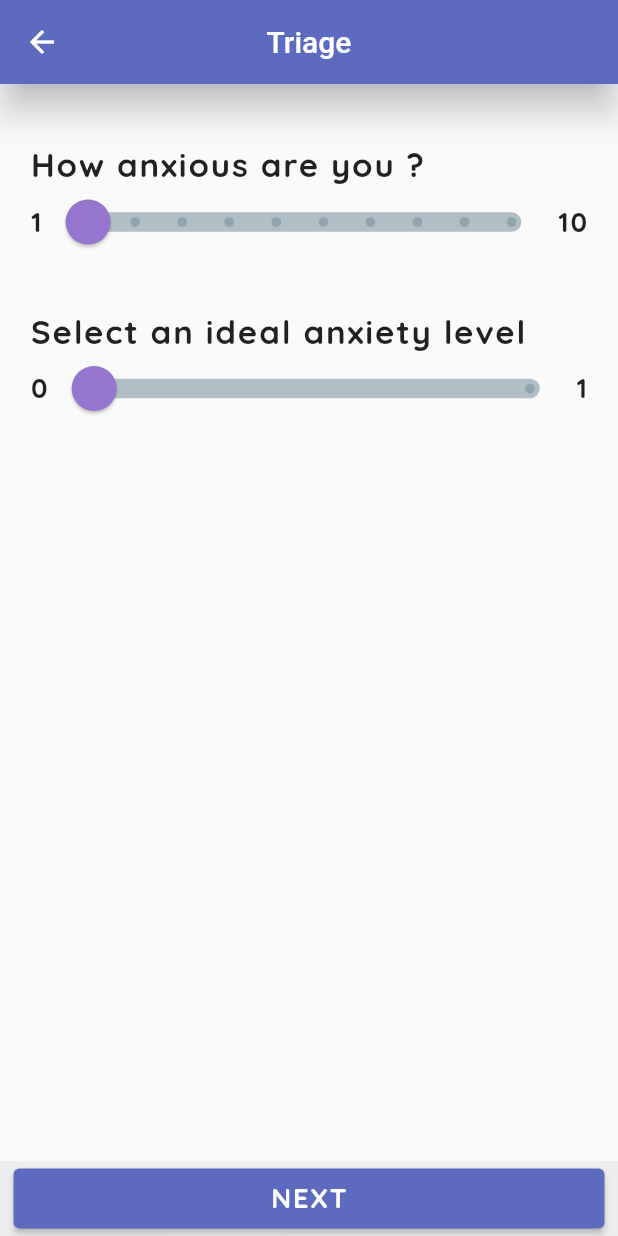
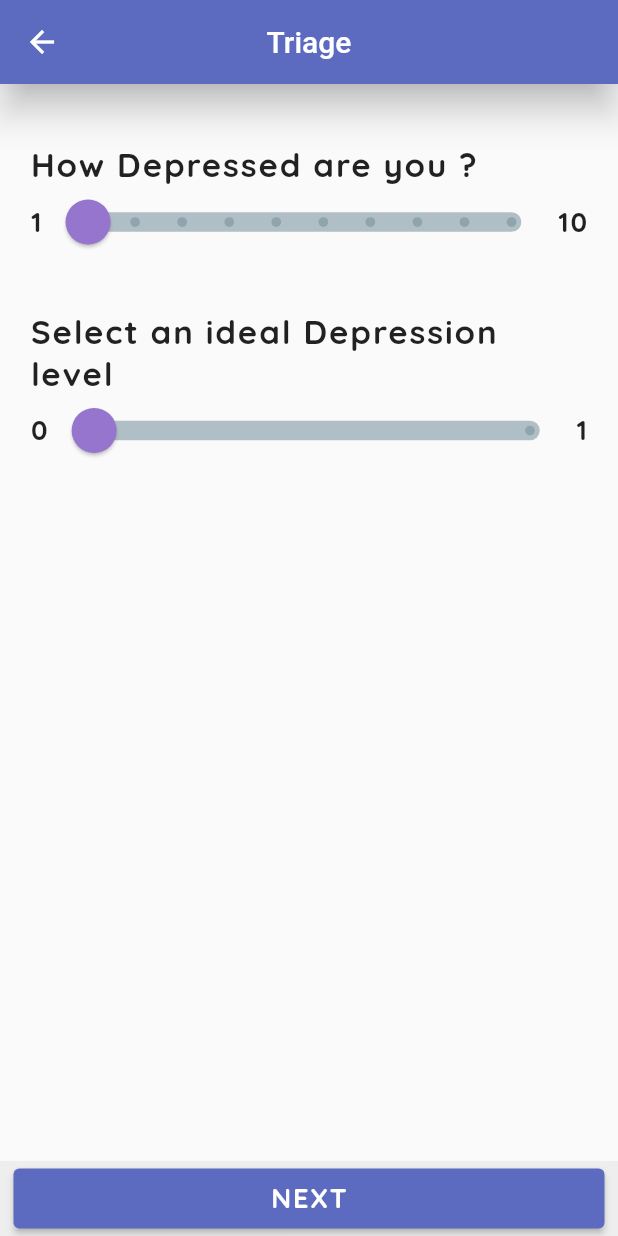
Before and after one commit to mahajanayush77/Uday, a Flutter app: the screen it shows after launch, after a tap on "Depressed", on a phone screen of 412 x 824 dp. Run offline on Flutter 3.47's test engine with Material 2 defaults, Android fonts, the light colour scheme and no system bars; our stand-ins replace flutter_svg, google_fonts.

Commit message:
challenge screen added

```diff
--- a/lib/main.dart
+++ b/lib/main.dart
@@ -1,6 +1,8 @@
 import 'package:flutter/material.dart';
 import 'package:flutter/services.dart';
 import 'package:google_fonts/google_fonts.dart';
+import 'package:provider/provider.dart';
+import 'package:uday/providers/tasks.dart';
 import './screens/triage.dart';
 import './constants.dart';
 import './screens/home.dart';
@@ -15,7 +17,11 @@ class MyApp extends StatelessWidget {
   // This widget is the root of your application.
   @override
   Widget build(BuildContext context) {
-    return MaterialApp(
+    return MultiProvider(
+      providers: [
+        ChangeNotifierProvider(create: (_) => Tasks()),
+      ],
+      child: MaterialApp(
         title: 'Uday',
         theme: ThemeData(
           primaryColor: kPrimaryColor,
@@ -32,6 +38,7 @@ class MyApp extends StatelessWidget {
           TriageScreen.routeName: (ctx) => TriageScreen(),
           ChallengeScreen.routeName: (ctx) => ChallengeScreen(),
         },
+      ),
     );
   }
 }
--- /dev/null
+++ b/lib/models/problem.dart
@@ -0,0 +1,33 @@
+enum Problem {
+  Depression,
+  Anxiety,
+  Stress,
+}
+
+class ProblemDetails {
+  final Problem type;
+  final String noun;
+  final String adjective;
+
+  ProblemDetails({
+    required this.type,
+    required this.noun,
+    required this.adjective,
+  });
+}
+
+ProblemDetails getProblemDetails(Problem type) {
+  switch (type) {
+    case Problem.Depression:
+      return ProblemDetails(
+          type: Problem.Depression, noun: 'Depression', adjective: 'Depressed');
+    case Problem.Anxiety:
+      return ProblemDetails(
+          type: Problem.Anxiety, noun: 'Anxiety', adjective: 'Anxious');
+    case Problem.Stress:
+      return ProblemDetails(
+          type: Problem.Stress, noun: 'Stress', adjective: 'Stressed');
+    default:
+      throw Exception('Problem type is not recognised');
+  }
+}
--- /dev/null
+++ b/lib/models/task.dart
@@ -0,0 +1,17 @@
+import '../models/problem.dart';
+
+class Task {
+  final int id;
+  final String title;
+  final int credits;
+  final String emoji;
+  final List<Problem> type;
+
+  Task({
+    required this.id,
+    required this.title,
+    required this.credits,
+    required this.emoji,
+    required this.type,
+  });
+}
--- /dev/null
+++ b/lib/providers/tasks.dart
@@ -0,0 +1,20 @@
+import 'package:flutter/material.dart';
+import '../models/task.dart';
+import '../services/task_service.dart';
+
+class Tasks with ChangeNotifier {
+  final _taskService = TaskService();
+  List<Task> _tasks = [];
+
+  List<Task> get tasks {
+    return _tasks.map((t) => t).toList();
+  }
+
+  Future<void> fetchAndSetTasks() async {
+    try {
+      _tasks = await _taskService.getAllTasks();
+    } catch (e) {
+      throw e;
+    }
+  }
+}
--- a/lib/screens/home.dart
+++ b/lib/screens/home.dart
@@ -1,10 +1,34 @@
 import 'package:flutter/material.dart';
 import 'package:flutter_svg/flutter_svg.dart';
+import 'package:provider/provider.dart';
+import 'package:uday/providers/tasks.dart';
+import '../models/problem.dart';
 import '../screens/triage.dart';
 import '/constants.dart';
 import '../widgets/emoji.dart';
 
-class HomePage extends StatelessWidget {
+class HomePage extends StatefulWidget {
+  @override
+  _HomePageState createState() => _HomePageState();
+}
+
+class _HomePageState extends State<HomePage> {
+  var _isInit = true;
+
+  @override
+  void didChangeDependencies() {
+    super.didChangeDependencies();
+    if (_isInit) {
+      Provider.of<Tasks>(context, listen: false)
+          .fetchAndSetTasks()
+          .whenComplete(() {
+        _isInit = false;
+      });
+    }
+  }
+
+  final double width = 160.0;
+
   @override
   Widget build(BuildContext context) {
     return Scaffold(
@@ -46,34 +70,36 @@ class HomePage extends StatelessWidget {
               child: Container(
                 width: double.infinity,
                 color: Colors.white,
+                child: Container(
                   child: Column(
                     mainAxisAlignment: MainAxisAlignment.spaceEvenly,
                     children: [
                       EmojiButton(
-                      'Anxious',
-                      '😰',
-                      () => Navigator.push(
-                          context,
-                          MaterialPageRoute(
-                              builder: (context) => TriageScreen())),
+                        title: 'Anxious',
+                        emoji: '😰',
+                        width: width,
+                        onPressed: () => Navigator.pushNamed(
+                            context, TriageScreen.routeName,
+                            arguments: Problem.Anxiety),
                       ),
                       EmojiButton(
-                      'Stressed',
-                      '😫',
-                      () => Navigator.push(
-                          context,
-                          MaterialPageRoute(
-                              builder: (context) => TriageScreen())),
+                        title: 'Stressed',
+                        emoji: '😫',
+                        width: width,
+                        onPressed: () => Navigator.pushNamed(
+                            context, TriageScreen.routeName,
+                            arguments: Problem.Stress),
                       ),
                       EmojiButton(
-                      'Depressed',
-                      '😞',
-                      () => Navigator.push(
-                          context,
-                          MaterialPageRoute(
-                              builder: (context) => TriageScreen())),
+                        title: 'Depressed',
+                        emoji: '😞',
+                        width: width,
+                        onPressed: () => Navigator.pushNamed(
+                            context, TriageScreen.routeName,
+                            arguments: Problem.Depression),
                       ),
                     ],
+                  ),
                 ),
               ),
             )
--- a/lib/screens/triage.dart
+++ b/lib/screens/triage.dart
@@ -1,9 +1,10 @@
 import 'package:flutter/material.dart';
 import 'package:flutter/widgets.dart';
-import 'package:uday/widgets/bottomButton.dart';
+import '../models/problem.dart';
+import '../widgets/bottomButton.dart';
 import '../widgets/CustomSlider.dart';
 import '../constants.dart';
-import 'package:uday/screens/challenge.dart';
+import '../screens/challenge.dart';
 
 class TriageScreen extends StatefulWidget {
   static const routeName = '/triage';
@@ -13,6 +14,18 @@ class TriageScreen extends StatefulWidget {
 }
 
 class _TriageScreenState extends State<TriageScreen> {
+  var _isInit = true;
+  late ProblemDetails _problem; // will be initialised later
+  @override
+  void didChangeDependencies() {
+    super.didChangeDependencies();
+    if (_isInit) {
+      final problemType = ModalRoute.of(context)!.settings.arguments as Problem;
+      _problem = getProblemDetails(problemType);
+      _isInit = false;
+    }
+  }
+
   int _selectedLevel = 1;
   int _idealLevel = 0;
   Widget _buildQuestion({
@@ -63,7 +76,7 @@ class _TriageScreenState extends State<TriageScreen> {
                 crossAxisAlignment: CrossAxisAlignment.stretch,
                 children: [
                   _buildQuestion(
-                    ques: 'How anxious are you ?',
+                    ques: 'How ${_problem.adjective} are you ?',
                     min: 1,
                     max: 10,
                     initialVal: 1,
@@ -74,7 +87,7 @@ class _TriageScreenState extends State<TriageScreen> {
                           builder: (BuildContext context) => AlertDialog(
                             title: Text('Oops!'),
                             content: Text(
-                              'Your ideal anxiety level cannot be more than your actual anxiety level.',
+                              'Your ideal ${_problem.noun.toLowerCase()} level cannot be more than your actual ${_problem.noun.toLowerCase()} level.',
                             ),
                             actions: [
                               TextButton(
@@ -105,7 +118,7 @@ class _TriageScreenState extends State<TriageScreen> {
                     height: 35.0,
                   ),
                   _buildQuestion(
-                    ques: 'Select an ideal anxiety level',
+                    ques: 'Select an ideal ${_problem.noun} level',
                     min: 0,
                     max: _selectedLevel,
                     initialVal: 0,
@@ -120,8 +133,15 @@ class _TriageScreenState extends State<TriageScreen> {
               ),
             ),
             BottomButton(
-              onPressed: () =>
-                  Navigator.pushNamed(context, ChallengeScreen.routeName),
+              onPressed: () => Navigator.pushNamed(
+                context,
+                ChallengeScreen.routeName,
+                arguments: <String, dynamic>{
+                  'problem': _problem,
+                  'idealLevel': _idealLevel,
+                  'actualLevel': _selectedLevel,
+                },
+              ),
               title: 'NEXT',
             ),
           ],
--- /dev/null
+++ b/lib/services/task_service.dart
@@ -0,0 +1,32 @@
+import 'package:uday/models/problem.dart';
+import 'package:uday/models/task.dart';
+
+class TaskService {
+  final tasks = [
+    Task(
+      id: 1,
+      title: 'Jog',
+      credits: 2,
+      emoji: '🏃',
+      type: [Problem.Stress, Problem.Anxiety],
+    ),
+    Task(
+      id: 2,
+      title: 'Meditate',
+      credits: 2,
+      emoji: '🧘',
+      type: [Problem.Stress, Problem.Anxiety, Problem.Depression],
+    ),
+    Task(
+      id: 3,
+      title: 'Talk to a friend',
+      credits: 3,
+      emoji: '🗣️',
+      type: [Problem.Stress, Problem.Anxiety, Problem.Depression],
+    ),
+  ];
+
+  Future<List<Task>> getAllTasks() async {
+    return tasks.map((t) => t).toList();
+  }
+}
--- a/lib/widgets/emoji.dart
+++ b/lib/widgets/emoji.dart
@@ -4,38 +4,57 @@ class EmojiButton extends StatelessWidget {
   final void Function() onPressed;
   final String title;
   final String emoji;
-  EmojiButton(this.title, this.emoji, this.onPressed);
+  final double width;
+  final String subTitle;
+  EmojiButton({
+    required this.title,
+    required this.emoji,
+    required this.onPressed,
+    this.width = double.infinity,
+    this.subTitle = "",
+  });
 
   @override
   Widget build(BuildContext context) {
-    return TextButton(
+    return OutlinedButton(
       onPressed: onPressed,
       style: ButtonStyle(
         backgroundColor: MaterialStateProperty.all(Colors.grey[200]),
         shape: MaterialStateProperty.all<OutlinedBorder>(
           RoundedRectangleBorder(
             borderRadius: BorderRadius.all(
-              Radius.circular(30.0),
+              Radius.circular(10.0),
             ),
-          ),
-        ),
-        textStyle: MaterialStateProperty.all(
-          TextStyle(
-            fontSize: 20.0,
           ),
         ),
       ),
       child: Container(
-        width: 160.0,
+        height: 40.0,
+        width: width,
         child: Row(
+          mainAxisAlignment: MainAxisAlignment.spaceBetween,
           children: [
-            Text(emoji),
-            SizedBox(
-              width: 20.0,
+            Row(
+              children: [
+                Text(emoji,
+                    style: TextStyle(fontSize: 16.0, color: Colors.black)),
+                SizedBox(
+                  width: 20.0,
+                ),
+                Text(title,
+                    style: TextStyle(
+                      fontSize: 18.0,
+                      color: Colors.black,
+                      letterSpacing: 1.2,
+                    )),
+              ],
             ),
-            Text(
-              title,
-            ),
+            Text(subTitle,
+                style: TextStyle(
+                  fontSize: 13.0,
+                  color: Colors.black,
+                  letterSpacing: 1.2,
+                )),
           ],
         ),
       ),
--- a/pubspec.yaml
+++ b/pubspec.yaml
@@ -30,6 +30,7 @@ dependencies:
   cupertino_icons: ^1.0.2
   google_fonts: ^2.1.0
   flutter_svg: ^0.22.0
+  provider: ^5.0.0
 
 dev_dependencies:
   flutter_test:
```
Also changed, not shown: lib/screens/challenge.dart (+62 -17 lines), pubspec.lock. Lines whose indentation alone changed are shown as unchanged.
